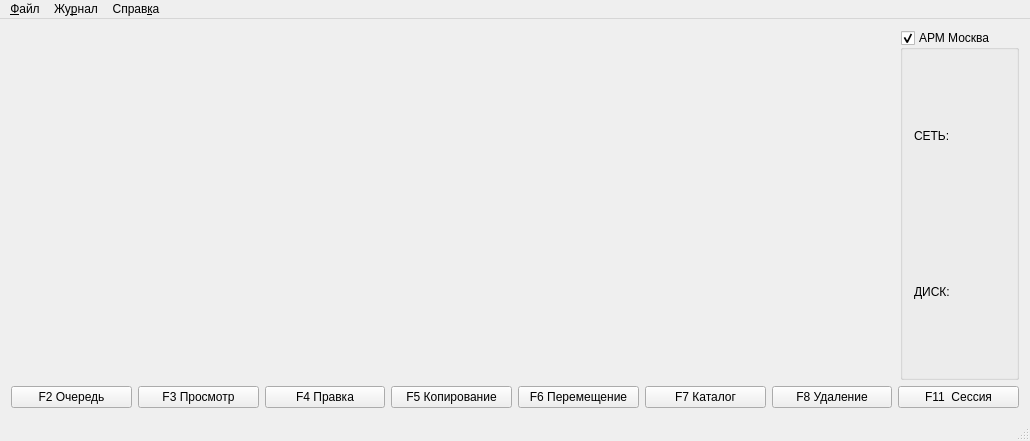
Above: mainwindow.ui from cc3k/DataTransfer before the change. Below: the same form after it.
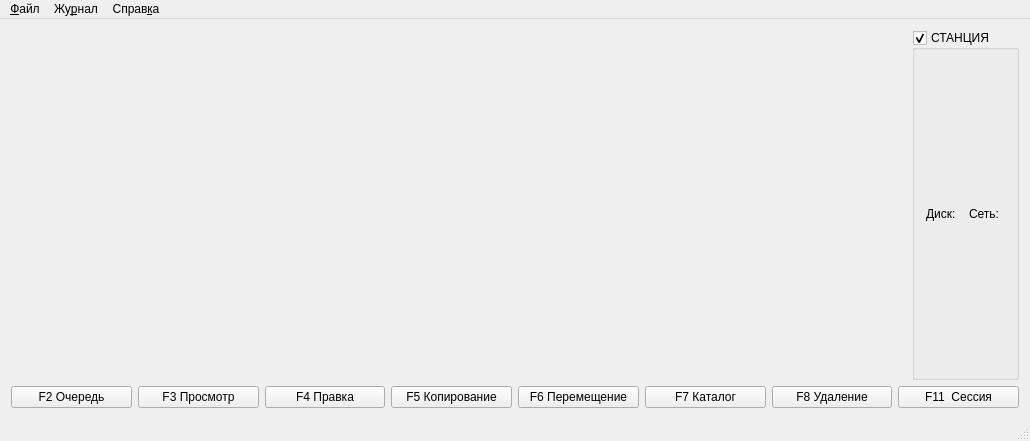
That is the form after the change.

Diff of the .ui file:
```diff
--- a/mainwindow.ui
+++ b/mainwindow.ui
@@ -33,23 +33,23 @@
       <item>
        <widget class="QGroupBox" name="groupBoxHome">
         <property name="title">
-         <string>АРМ Москва</string>
+         <string>СТАНЦИЯ</string>
         </property>
         <property name="checkable">
          <bool>true</bool>
         </property>
         <layout class="QGridLayout" name="gridLayout">
-         <item row="0" column="0">
+         <item row="0" column="1">
           <widget class="QLabel" name="label_3">
            <property name="text">
-            <string>CЕТЬ:</string>
+            <string>Сеть:</string>
            </property>
           </widget>
          </item>
-         <item row="1" column="0">
+         <item row="0" column="0">
           <widget class="QLabel" name="label">
            <property name="text">
-            <string>ДИСК:</string>
+            <string>Диск:</string>
            </property>
           </widget>
          </item>
```
